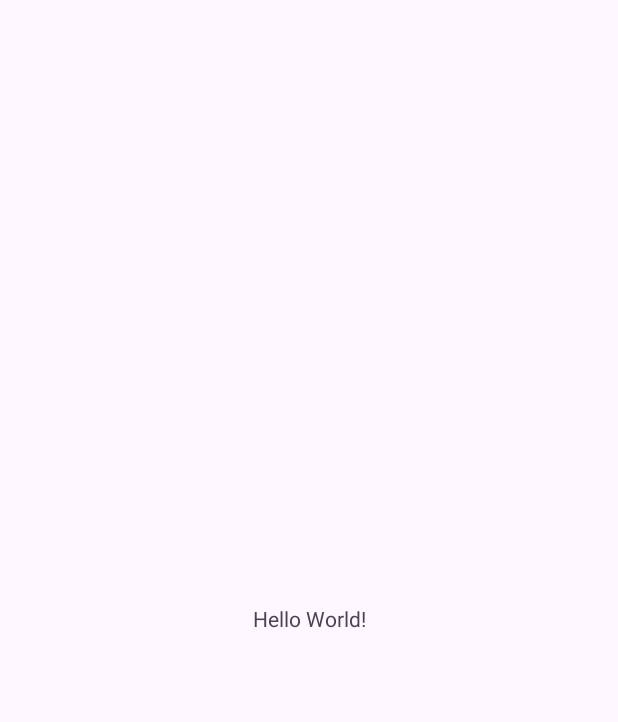
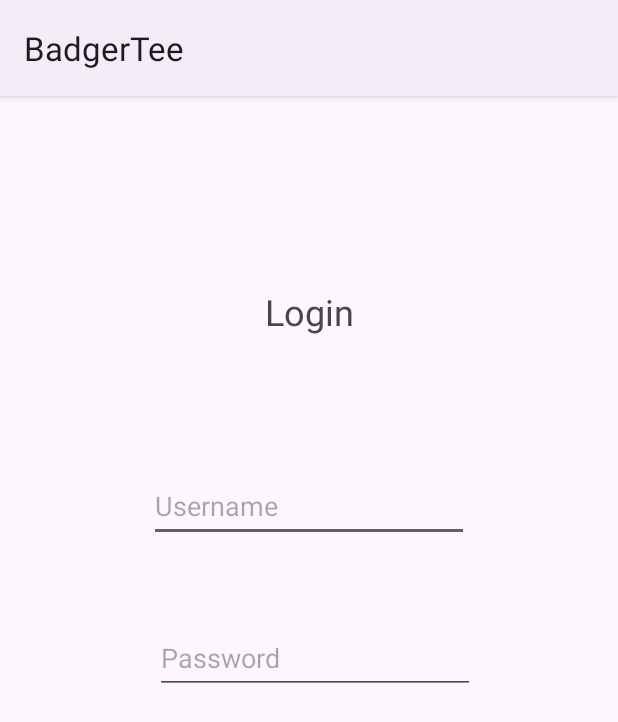
Before and after one commit to knagpal2/BadgerTee, an Android app: the screen it shows after launch (MainActivity), on a phone screen of 412 x 824 dp. Before the commit the part shown is almost empty. Shown: the top 722 px of the screen. Run offline under Robolectric (Android 15) with nearby library versions, the phone set to English and light mode, and no system bars.

Commit message:
Login UI, added menu

```diff
--- a/app/build.gradle
+++ b/app/build.gradle
@@ -4,7 +4,7 @@ plugins {
 
 android {
     namespace 'com.cs407.badgertee'
-    compileSdk 33
+    compileSdk 34
 
     defaultConfig {
         applicationId "com.cs407.badgertee"
--- a/app/src/main/java/com/cs407/badgertee/MainActivity.java
+++ b/app/src/main/java/com/cs407/badgertee/MainActivity.java
@@ -3,6 +3,8 @@ package com.cs407.badgertee;
 import androidx.appcompat.app.AppCompatActivity;
 
 import android.os.Bundle;
+import android.view.Menu;
+import android.view.MenuInflater;
 
 public class MainActivity extends AppCompatActivity {
 
@@ -11,4 +13,14 @@ public class MainActivity extends AppCompatActivity {
         super.onCreate(savedInstanceState);
         setContentView(R.layout.activity_main);
     }
+
+    @Override
+    public boolean onCreateOptionsMenu(Menu menu) {
+
+        MenuInflater inflater = getMenuInflater();
+        inflater.inflate(R.menu.golf_menu, menu);
+        return true;
+    }
+
+
 }
--- a/app/src/main/res/layout/activity_main.xml
+++ b/app/src/main/res/layout/activity_main.xml
@@ -7,12 +7,40 @@
     tools:context=".MainActivity">
 
     <TextView
+        android:id="@+id/textView2"
         android:layout_width="wrap_content"
         android:layout_height="wrap_content"
-        android:text="Hello World!"
-        app:layout_constraintBottom_toBottomOf="parent"
+        android:layout_marginTop="127dp"
+        android:text="Login"
+        android:textSize="24sp"
         app:layout_constraintEnd_toEndOf="parent"
         app:layout_constraintStart_toStartOf="parent"
         app:layout_constraintTop_toTopOf="parent" />
 
+    <EditText
+        android:id="@+id/editTextText"
+        android:layout_width="wrap_content"
+        android:layout_height="wrap_content"
+        android:layout_marginTop="89dp"
+        android:ems="10"
+        android:hint="Username"
+        android:inputType="text"
+        android:minHeight="48dp"
+        android:textSize="18sp"
+        app:layout_constraintEnd_toEndOf="parent"
+        app:layout_constraintStart_toStartOf="parent"
+        app:layout_constraintTop_toBottomOf="@+id/textView2" />
+
+    <EditText
+        android:id="@+id/editTextTextPassword"
+        android:layout_width="wrap_content"
+        android:layout_height="wrap_content"
+        android:layout_marginStart="4dp"
+        android:layout_marginTop="53dp"
+        android:ems="10"
+        android:hint="Password"
+        android:inputType="textPassword"
+        android:minHeight="48dp"
+        app:layout_constraintStart_toStartOf="@+id/editTextText"
+        app:layout_constraintTop_toBottomOf="@+id/editTextText" />
 </androidx.constraintlayout.widget.ConstraintLayout>
--- /dev/null
+++ b/app/src/main/res/menu/golf_menu.xml
@@ -0,0 +1,7 @@
+<?xml version="1.0" encoding="utf-8"?>
+<menu xmlns:android="http://schemas.android.com/apk/res/android"
+    android:background="@color/green">
+
+
+
+</menu>
--- a/app/src/main/res/values/colors.xml
+++ b/app/src/main/res/values/colors.xml
@@ -2,4 +2,6 @@
 <resources>
     <color name="black">#FF000000</color>
     <color name="white">#FFFFFFFF</color>
+    <color name="green">#00FF0000</color>
+
 </resources>
--- a/app/src/main/res/values/themes.xml
+++ b/app/src/main/res/values/themes.xml
@@ -1,9 +1,11 @@
 <resources xmlns:tools="http://schemas.android.com/tools">
     <!-- Base application theme. -->
-    <style name="Base.Theme.BadgerTee" parent="Theme.Material3.DayNight.NoActionBar">
+    <style name="Base.Theme.BadgerTee" parent="Theme.Material3.DayNight">
         <!-- Customize your light theme here. -->
         <!-- <item name="colorPrimary">@color/my_light_primary</item> -->
+
     </style>
 
     <style name="Theme.BadgerTee" parent="Base.Theme.BadgerTee" />
+
 </resources>
```
